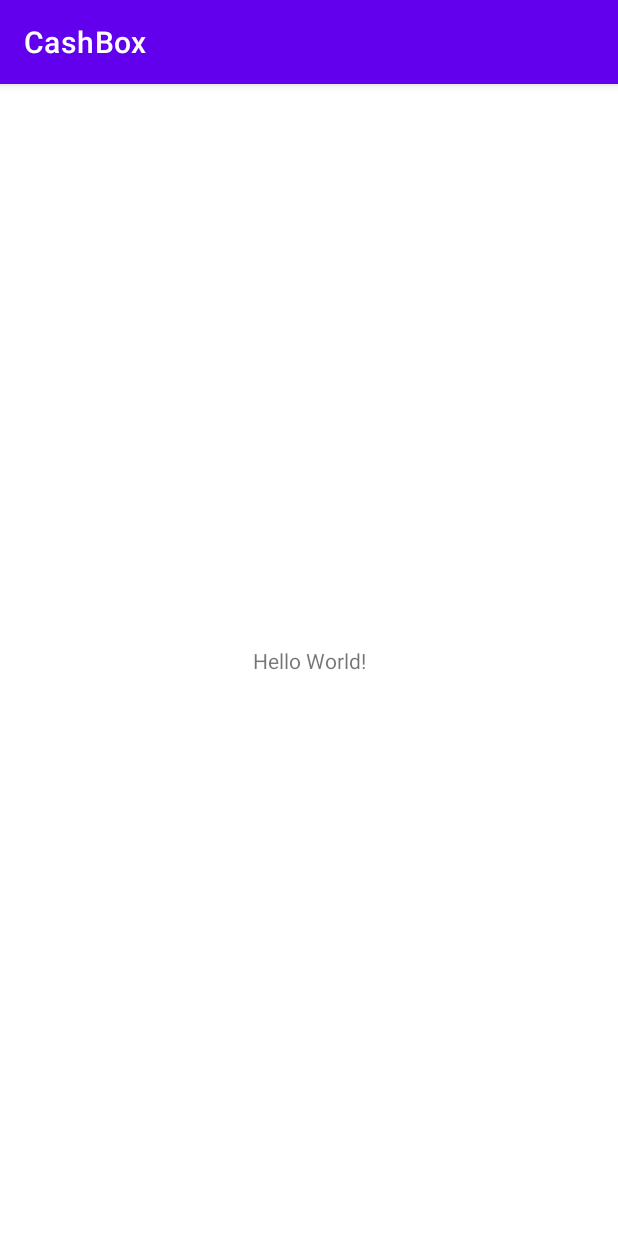
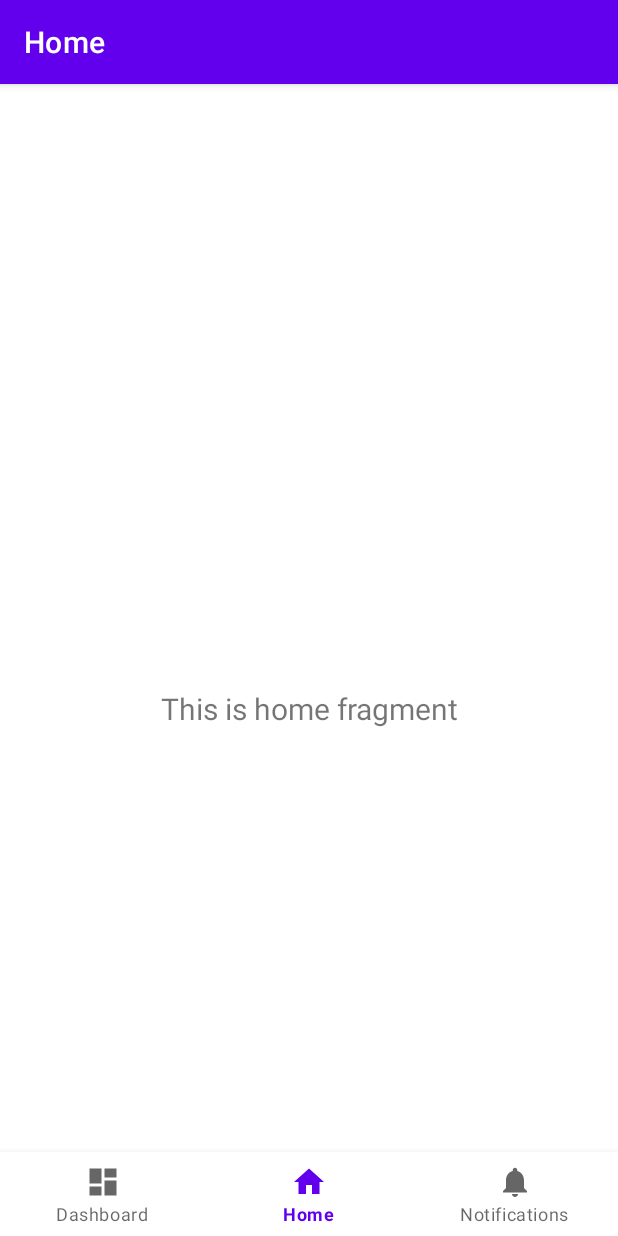
Before and after one commit to fryctze/cashbox, an Android app: the screen it shows after launch (TempActivity before the commit, MainActivity after it), on a phone screen of 412 x 824 dp. Run offline under Robolectric (Android 15) with nearby library versions, the phone set to English and light mode, and no system bars; our stand-ins replace navigation-ui.

Commit message:
Template bottom navigation :sparkles:

```diff
--- /dev/null
+++ b/app/src/main/java/fryctze/college/cashbox/MainActivity.java
@@ -0,0 +1,37 @@
+package fryctze.college.cashbox;
+
+import android.os.Bundle;
+
+import com.google.android.material.bottomnavigation.BottomNavigationView;
+
+import androidx.appcompat.app.AppCompatActivity;
+import androidx.navigation.NavController;
+import androidx.navigation.Navigation;
+import androidx.navigation.ui.AppBarConfiguration;
+import androidx.navigation.ui.NavigationUI;
+
+import fryctze.college.cashbox.databinding.ActivityMainBinding;
+
+public class MainActivity extends AppCompatActivity {
+
+    private ActivityMainBinding binding;
+
+    @Override
+    protected void onCreate(Bundle savedInstanceState) {
+        super.onCreate(savedInstanceState);
+
+        binding = ActivityMainBinding.inflate(getLayoutInflater());
+        setContentView(binding.getRoot());
+
+        BottomNavigationView navView = findViewById(R.id.nav_view);
+        // Passing each menu ID as a set of Ids because each
+        // menu should be considered as top level destinations.
+        AppBarConfiguration appBarConfiguration = new AppBarConfiguration.Builder(
+                R.id.navigation_home, R.id.navigation_dashboard, R.id.navigation_notifications)
+                .build();
+        NavController navController = Navigation.findNavController(this, R.id.nav_host_fragment_activity_main);
+        NavigationUI.setupActionBarWithNavController(this, navController, appBarConfiguration);
+        NavigationUI.setupWithNavController(binding.navView, navController);
+    }
+
+}
--- /dev/null
+++ b/app/src/main/java/fryctze/college/cashbox/ui/home/HomeFragment.java
@@ -0,0 +1,37 @@
+package fryctze.college.cashbox.ui.home;
+
+import android.os.Bundle;
+import android.view.LayoutInflater;
+import android.view.View;
+import android.view.ViewGroup;
+import android.widget.TextView;
+
+import androidx.annotation.NonNull;
+import androidx.fragment.app.Fragment;
+import androidx.lifecycle.ViewModelProvider;
+
+import fryctze.college.cashbox.databinding.FragmentHomeBinding;
+
+public class HomeFragment extends Fragment {
+
+    private FragmentHomeBinding binding;
+
+    public View onCreateView(@NonNull LayoutInflater inflater,
+                             ViewGroup container, Bundle savedInstanceState) {
+        HomeViewModel homeViewModel =
+                new ViewModelProvider(this).get(HomeViewModel.class);
+
+        binding = FragmentHomeBinding.inflate(inflater, container, false);
+        View root = binding.getRoot();
+
+        final TextView textView = binding.textHome;
+        homeViewModel.getText().observe(getViewLifecycleOwner(), textView::setText);
+        return root;
+    }
+
+    @Override
+    public void onDestroyView() {
+        super.onDestroyView();
+        binding = null;
+    }
+}
--- /dev/null
+++ b/app/src/main/java/fryctze/college/cashbox/ui/home/HomeViewModel.java
@@ -0,0 +1,19 @@
+package fryctze.college.cashbox.ui.home;
+
+import androidx.lifecycle.LiveData;
+import androidx.lifecycle.MutableLiveData;
+import androidx.lifecycle.ViewModel;
+
+public class HomeViewModel extends ViewModel {
+
+    private final MutableLiveData<String> mText;
+
+    public HomeViewModel() {
+        mText = new MutableLiveData<>();
+        mText.setValue("This is home fragment");
+    }
+
+    public LiveData<String> getText() {
+        return mText;
+    }
+}
--- /dev/null
+++ b/app/src/main/res/drawable/ic_dashboard_black_24dp.xml
@@ -0,0 +1,9 @@
+<vector xmlns:android="http://schemas.android.com/apk/res/android"
+    android:width="24dp"
+    android:height="24dp"
+    android:viewportWidth="24.0"
+    android:viewportHeight="24.0">
+    <path
+        android:fillColor="#FF000000"
+        android:pathData="M3,13h8L11,3L3,3v10zM3,21h8v-6L3,15v6zM13,21h8L21,11h-8v10zM13,3v6h8L21,3h-8z" />
+</vector>
--- /dev/null
+++ b/app/src/main/res/drawable/ic_home_black_24dp.xml
@@ -0,0 +1,9 @@
+<vector xmlns:android="http://schemas.android.com/apk/res/android"
+    android:width="24dp"
+    android:height="24dp"
+    android:viewportWidth="24.0"
+    android:viewportHeight="24.0">
+    <path
+        android:fillColor="#FF000000"
+        android:pathData="M10,20v-6h4v6h5v-8h3L12,3 2,12h3v8z" />
+</vector>
--- /dev/null
+++ b/app/src/main/res/drawable/ic_notifications_black_24dp.xml
@@ -0,0 +1,9 @@
+<vector xmlns:android="http://schemas.android.com/apk/res/android"
+    android:width="24dp"
+    android:height="24dp"
+    android:viewportWidth="24.0"
+    android:viewportHeight="24.0">
+    <path
+        android:fillColor="#FF000000"
+        android:pathData="M12,22c1.1,0 2,-0.9 2,-2h-4c0,1.1 0.89,2 2,2zM18,16v-5c0,-3.07 -1.64,-5.64 -4.5,-6.32L13.5,4c0,-0.83 -0.67,-1.5 -1.5,-1.5s-1.5,0.67 -1.5,1.5v0.68C7.63,5.36 6,7.92 6,11v5l-2,2v1h16v-1l-2,-2z" />
+</vector>
--- /dev/null
+++ b/app/src/main/res/layout/activity_main.xml
@@ -0,0 +1,33 @@
+<?xml version="1.0" encoding="utf-8"?>
+<androidx.constraintlayout.widget.ConstraintLayout xmlns:android="http://schemas.android.com/apk/res/android"
+    xmlns:app="http://schemas.android.com/apk/res-auto"
+    android:id="@+id/container"
+    android:layout_width="match_parent"
+    android:layout_height="match_parent"
+    android:paddingTop="?attr/actionBarSize">
+
+    <com.google.android.material.bottomnavigation.BottomNavigationView
+        android:id="@+id/nav_view"
+        android:layout_width="0dp"
+        android:layout_height="wrap_content"
+        android:layout_marginStart="0dp"
+        android:layout_marginEnd="0dp"
+        android:background="?android:attr/windowBackground"
+        app:layout_constraintBottom_toBottomOf="parent"
+        app:layout_constraintLeft_toLeftOf="parent"
+        app:layout_constraintRight_toRightOf="parent"
+        app:menu="@menu/bottom_nav_menu" />
+
+    <fragment
+        android:id="@+id/nav_host_fragment_activity_main"
+        android:name="androidx.navigation.fragment.NavHostFragment"
+        android:layout_width="match_parent"
+        android:layout_height="match_parent"
+        app:defaultNavHost="true"
+        app:layout_constraintBottom_toTopOf="@id/nav_view"
+        app:layout_constraintLeft_toLeftOf="parent"
+        app:layout_constraintRight_toRightOf="parent"
+        app:layout_constraintTop_toTopOf="parent"
+        app:navGraph="@navigation/mobile_navigation" />
+
+</androidx.constraintlayout.widget.ConstraintLayout>
--- /dev/null
+++ b/app/src/main/res/layout/fragment_home.xml
@@ -0,0 +1,22 @@
+<?xml version="1.0" encoding="utf-8"?>
+<androidx.constraintlayout.widget.ConstraintLayout xmlns:android="http://schemas.android.com/apk/res/android"
+    xmlns:app="http://schemas.android.com/apk/res-auto"
+    xmlns:tools="http://schemas.android.com/tools"
+    android:layout_width="match_parent"
+    android:layout_height="match_parent"
+    tools:context=".ui.home.HomeFragment">
+
+    <TextView
+        android:id="@+id/text_home"
+        android:layout_width="match_parent"
+        android:layout_height="wrap_content"
+        android:layout_marginStart="8dp"
+        android:layout_marginTop="8dp"
+        android:layout_marginEnd="8dp"
+        android:textAlignment="center"
+        android:textSize="20sp"
+        app:layout_constraintBottom_toBottomOf="parent"
+        app:layout_constraintEnd_toEndOf="parent"
+        app:layout_constraintStart_toStartOf="parent"
+        app:layout_constraintTop_toTopOf="parent" />
+</androidx.constraintlayout.widget.ConstraintLayout>
--- /dev/null
+++ b/app/src/main/res/menu/bottom_nav_menu.xml
@@ -0,0 +1,19 @@
+<?xml version="1.0" encoding="utf-8"?>
+<menu xmlns:android="http://schemas.android.com/apk/res/android">
+
+    <item
+        android:id="@+id/navigation_dashboard"
+        android:icon="@drawable/ic_dashboard_black_24dp"
+        android:title="@string/title_dashboard" />
+
+    <item
+        android:id="@+id/navigation_home"
+        android:icon="@drawable/ic_home_black_24dp"
+        android:title="@string/title_home" />
+
+    <item
+        android:id="@+id/navigation_notifications"
+        android:icon="@drawable/ic_notifications_black_24dp"
+        android:title="@string/title_notifications" />
+
+</menu>
--- /dev/null
+++ b/app/src/main/res/navigation/mobile_navigation.xml
@@ -0,0 +1,25 @@
+<?xml version="1.0" encoding="utf-8"?>
+<navigation xmlns:android="http://schemas.android.com/apk/res/android"
+    xmlns:app="http://schemas.android.com/apk/res-auto"
+    xmlns:tools="http://schemas.android.com/tools"
+    android:id="@+id/mobile_navigation"
+    app:startDestination="@+id/navigation_home">
+
+    <fragment
+        android:id="@+id/navigation_home"
+        android:name="fryctze.college.cashbox.ui.home.HomeFragment"
+        android:label="@string/title_home"
+        tools:layout="@layout/fragment_home" />
+
+    <fragment
+        android:id="@+id/navigation_dashboard"
+        android:name="fryctze.college.cashbox.ui.dashboard.DashboardFragment"
+        android:label="@string/title_dashboard"
+        tools:layout="@layout/fragment_dashboard" />
+
+    <fragment
+        android:id="@+id/navigation_notifications"
+        android:name="fryctze.college.cashbox.ui.notifications.NotificationsFragment"
+        android:label="@string/title_notifications"
+        tools:layout="@layout/fragment_notifications" />
+</navigation>
--- /dev/null
+++ b/app/src/main/res/values/dimens.xml
@@ -0,0 +1,5 @@
+<resources>
+    <!-- Default screen margins, per the Android Design guidelines. -->
+    <dimen name="activity_horizontal_margin">16dp</dimen>
+    <dimen name="activity_vertical_margin">16dp</dimen>
+</resources>
--- a/app/src/main/res/values/strings.xml
+++ b/app/src/main/res/values/strings.xml
@@ -1,3 +1,7 @@
 <resources>
     <string name="app_name">CashBox</string>
+    <string name="title_activity_main">MainActivity</string>
+    <string name="title_home">Home</string>
+    <string name="title_dashboard">Dashboard</string>
+    <string name="title_notifications">Notifications</string>
 </resources>
```
Also changed, not shown: app/build.gradle (+7 -0 lines), app/src/main/AndroidManifest.xml (+8 -2 lines), app/src/main/java/fryctze/college/cashbox/ui/dashboard/DashboardFragment.java (added, +37 -0 lines), app/src/main/java/fryctze/college/cashbox/ui/dashboard/DashboardViewModel.java (added, +19 -0 lines), app/src/main/java/fryctze/college/cashbox/ui/notifications/NotificationsFragment.java (added, +37 -0 lines), app/src/main/java/fryctze/college/cashbox/ui/notifications/NotificationsViewModel.java (added, +19 -0 lines), app/src/main/res/layout/fragment_dashboard.xml (added, +22 -0 lines), app/src/main/res/layout/fragment_notifications.xml (added, +22 -0 lines).
